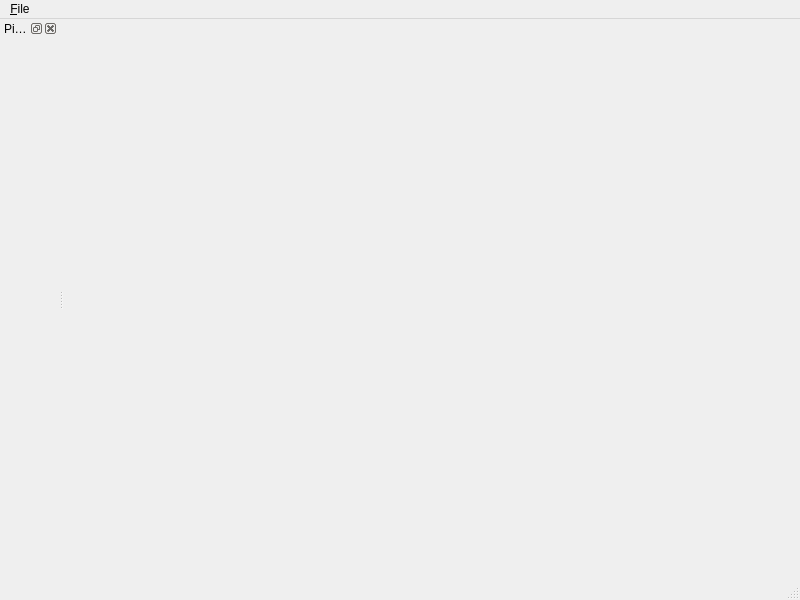
stephenrmuir72/paraview-scan, file Qt/Core/Testing/Cxx/TestBasicQtAppMainWindow.ui: the form before one commit.
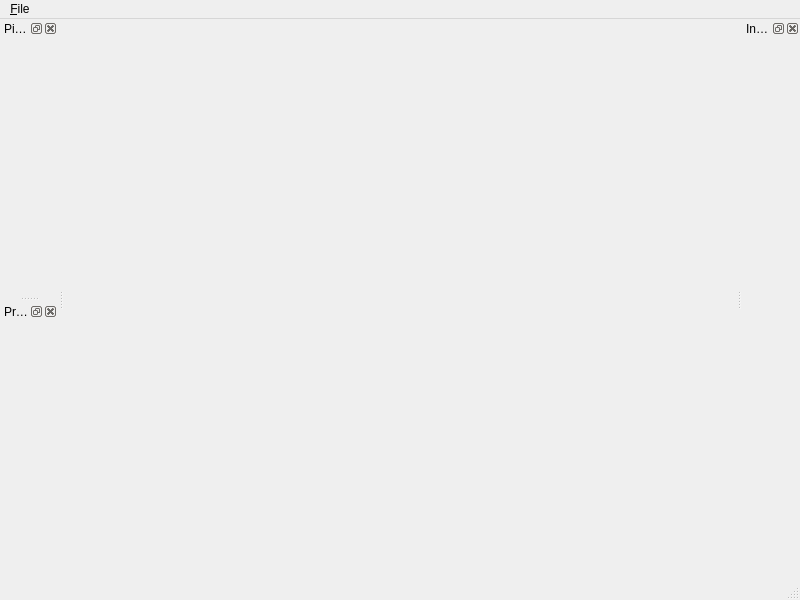
The form after the commit. Custom widgets are drawn as their Qt base class.

Commit message: update test to use properties panel

```diff
--- a/Qt/Core/Testing/Cxx/TestBasicQtAppMainWindow.ui
+++ b/Qt/Core/Testing/Cxx/TestBasicQtAppMainWindow.ui
@@ -41,6 +41,24 @@
    </attribute>
    <widget class="pqPipelineBrowserWidget" name="pipelineBrowser"/>
   </widget>
+  <widget class="QDockWidget" name="dockWidget_2">
+   <property name="windowTitle">
+    <string>Properties</string>
+   </property>
+   <attribute name="dockWidgetArea">
+    <number>1</number>
+   </attribute>
+   <widget class="pqPropertiesPanel" name="propertiesPanel"/>
+  </widget>
+  <widget class="QDockWidget" name="dockWidget_3">
+   <property name="windowTitle">
+    <string>Information</string>
+   </property>
+   <attribute name="dockWidgetArea">
+    <number>2</number>
+   </attribute>
+   <widget class="pqProxyInformationWidget" name="informationPanel"/>
+  </widget>
   <action name="actionExit">
    <property name="text">
     <string>E&amp;xit</string>
@@ -57,6 +75,18 @@
    <header>pqPipelineBrowserWidget.h</header>
    <container>1</container>
   </customwidget>
+  <customwidget>
+   <class>pqPropertiesPanel</class>
+   <extends>QWidget</extends>
+   <header>pqPropertiesPanel.h</header>
+   <container>1</container>
+  </customwidget>
+  <customwidget>
+   <class>pqProxyInformationWidget</class>
+   <extends>QWidget</extends>
+   <header>pqProxyInformationWidget.h</header>
+   <container>1</container>
+  </customwidget>
  </customwidgets>
  <resources/>
  <connections>
```
The commit also changes 1 other file.
